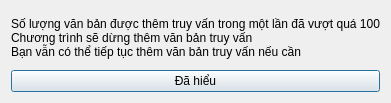
The window that Search_Engine_GUI/Search_Engine_GUI/WarningDialog.ui (DreamyWanderer/Search_Engine_Local_Document) describes before a commit, drawn with Qt 5.
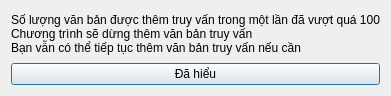
The same window after the commit. Icons and pictures are not drawn.

What changed in the file:
```diff
--- a/Search_Engine_GUI/Search_Engine_GUI/WarningDialog.ui
+++ b/Search_Engine_GUI/Search_Engine_GUI/WarningDialog.ui
@@ -7,7 +7,7 @@
     <x>0</x>
     <y>0</y>
     <width>384</width>
-    <height>103</height>
+    <height>96</height>
    </rect>
   </property>
   <property name="contextMenuPolicy">
```
Left out of the diff: 3 changed lines with no effect on the pictures.
